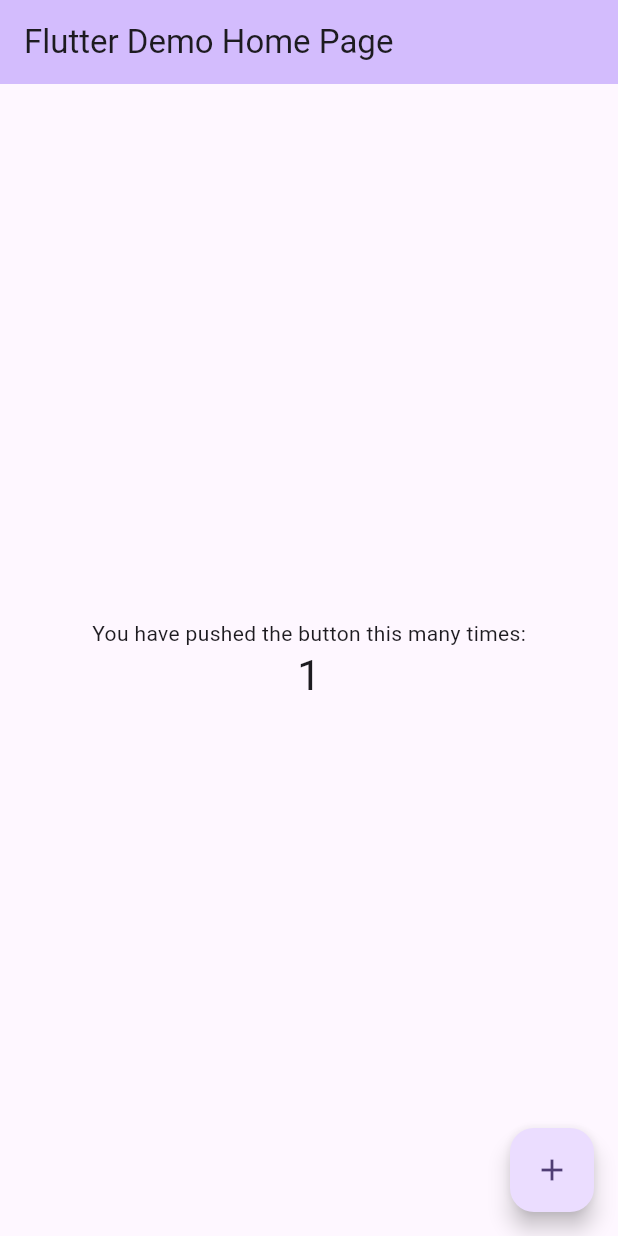
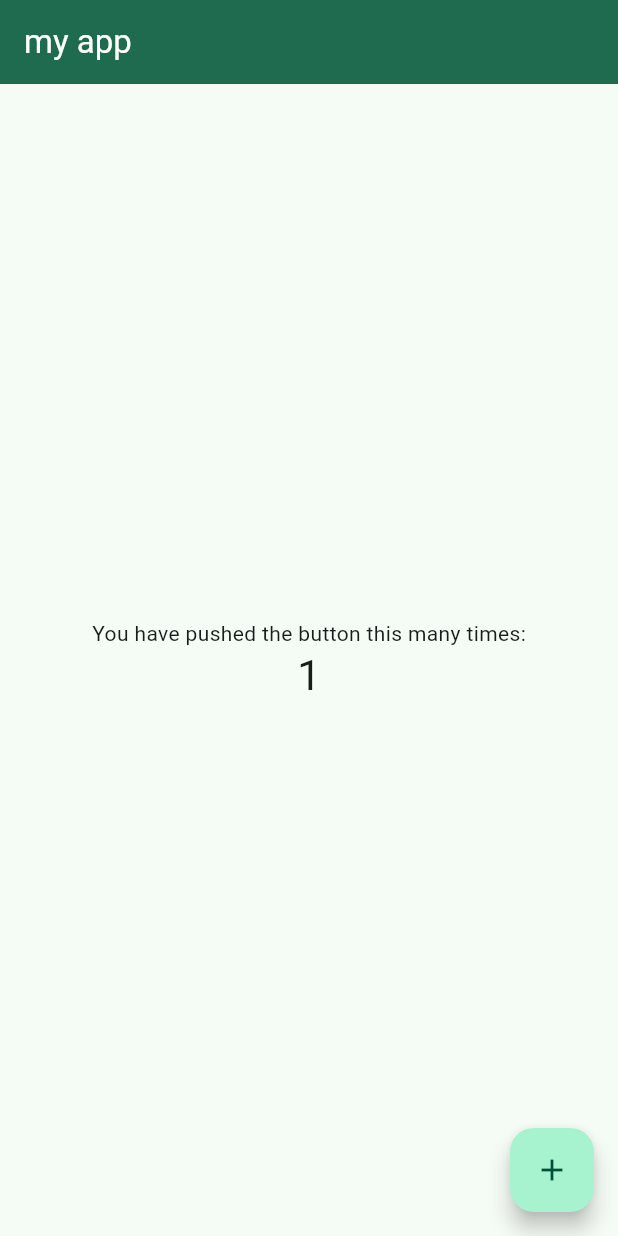
Before and after one commit to kungpotato/ghostbusters-app, a Flutter app: the screen it shows after launch, after a tap on the "add" icon, on a phone screen of 412 x 824 dp. Run offline on Flutter 3.47's test engine with Material 2 defaults, Android fonts, the phone set to English and light mode, and no system bars; our stand-ins replace adaptive_theme, flex_color_scheme.

Commit message:
initial theme

```diff
--- a/lib/main.dart
+++ b/lib/app/app.dart
@@ -1,28 +1,43 @@
+import 'package:adaptive_theme/adaptive_theme.dart';
 import 'package:flutter/material.dart';
+import 'package:ghostbustersshop/theme/app_theme.dart';
 
-void main() {
-  runApp(const MyApp());
+enum AppEnvironment { dev, stg, prod }
+
+class App extends StatefulWidget {
+  const App({required this.environment, this.adaptiveThemeMode, super.key});
+
+  final AppEnvironment environment;
+  final AdaptiveThemeMode? adaptiveThemeMode;
+
+  @override
+  State<App> createState() => _AppState();
 }
 
-class MyApp extends StatelessWidget {
-  const MyApp({super.key});
-
+class _AppState extends State<App> {
   // This widget is the root of your application.
   @override
   Widget build(BuildContext context) {
-    return MaterialApp(
-      title: 'Flutter Demo',
-      theme: ThemeData(
-        colorScheme: ColorScheme.fromSeed(seedColor: Colors.deepPurple),
-        useMaterial3: true,
+    return AdaptiveTheme(
+      light: lightTheme,
+      dark: darkTheme,
+      initial: widget.adaptiveThemeMode ?? AdaptiveThemeMode.system,
+      builder: (light, dark) => MaterialApp(
+        title: 'My App',
+        theme: light,
+        darkTheme: dark,
+        onGenerateRoute: (settings) => MaterialPageRoute(
+            builder: (context) => const MyHomePage(
+                  title: 'my app',
+                )),
       ),
-      home: const MyHomePage(title: 'Flutter Demo Home Page'),
     );
   }
 }
 
 class MyHomePage extends StatefulWidget {
   const MyHomePage({super.key, required this.title});
+
   final String title;
 
   @override
@@ -42,7 +57,6 @@ class _MyHomePageState extends State<MyHomePage> {
   Widget build(BuildContext context) {
     return Scaffold(
       appBar: AppBar(
-        backgroundColor: Theme.of(context).colorScheme.inversePrimary,
         title: Text(widget.title),
       ),
       body: Center(
--- /dev/null
+++ b/lib/main_dev.dart
@@ -0,0 +1,10 @@
+import 'package:adaptive_theme/adaptive_theme.dart';
+import 'package:flutter/material.dart';
+import 'package:ghostbustersshop/app/app.dart';
+
+void main() async {
+  WidgetsFlutterBinding.ensureInitialized();
+  final savedThemeMode = await AdaptiveTheme.getThemeMode();
+  runApp(
+      App(environment: AppEnvironment.dev, adaptiveThemeMode: savedThemeMode));
+}
--- /dev/null
+++ b/lib/theme/app_theme.dart
@@ -0,0 +1,152 @@
+import 'package:flex_color_scheme/flex_color_scheme.dart';
+import 'package:flutter/material.dart';
+
+final lightTheme = FlexThemeData.light(
+  colors: const FlexSchemeColor(
+    primary: Color(0xff00815d),
+    primaryContainer: Color(0xffd5ffd6),
+    secondary: Color(0xff0b6b00),
+    secondaryContainer: Color(0xffe4ffdc),
+    tertiary: Color(0xff007a58),
+    tertiaryContainer: Color(0xffc3ffdd),
+    appBarColor: Color(0xffe4ffdc),
+    error: Color(0xff00b020),
+  ),
+  surfaceMode: FlexSurfaceMode.highScaffoldLowSurface,
+  blendLevel: 22,
+  appBarStyle: FlexAppBarStyle.primary,
+  bottomAppBarElevation: 1,
+  lightIsWhite: true,
+  subThemesData: const FlexSubThemesData(
+    useTextTheme: true,
+    useM2StyleDividerInM3: true,
+    elevatedButtonSchemeColor: SchemeColor.onPrimaryContainer,
+    elevatedButtonSecondarySchemeColor: SchemeColor.primaryContainer,
+    segmentedButtonSchemeColor: SchemeColor.primary,
+    inputDecoratorSchemeColor: SchemeColor.primary,
+    inputDecoratorBackgroundAlpha: 21,
+    inputDecoratorRadius: 8,
+    inputDecoratorUnfocusedHasBorder: false,
+    inputDecoratorPrefixIconSchemeColor: SchemeColor.primary,
+    fabSchemeColor: SchemeColor.tertiary,
+    popupMenuRadius: 6,
+    popupMenuElevation: 4,
+    dialogRadius: 20,
+    dialogElevation: 3,
+    datePickerDialogRadius: 20,
+    timePickerDialogRadius: 20,
+    snackBarBackgroundSchemeColor: SchemeColor.inverseSurface,
+    drawerIndicatorSchemeColor: SchemeColor.primary,
+    bottomSheetRadius: 20,
+    bottomSheetElevation: 2,
+    bottomSheetModalElevation: 3,
+    bottomNavigationBarMutedUnselectedLabel: false,
+    bottomNavigationBarMutedUnselectedIcon: false,
+    bottomNavigationBarBackgroundSchemeColor: SchemeColor.surfaceVariant,
+    bottomNavigationBarType: BottomNavigationBarType.fixed,
+    menuRadius: 6,
+    menuElevation: 4,
+    menuBarRadius: 0,
+    menuBarElevation: 1,
+    navigationBarSelectedLabelSchemeColor: SchemeColor.primary,
+    navigationBarMutedUnselectedLabel: false,
+    navigationBarSelectedIconSchemeColor: SchemeColor.background,
+    navigationBarMutedUnselectedIcon: false,
+    navigationBarIndicatorSchemeColor: SchemeColor.primary,
+    navigationBarIndicatorOpacity: 1,
+    navigationBarBackgroundSchemeColor: SchemeColor.background,
+    navigationBarElevation: 1,
+    navigationRailSelectedLabelSchemeColor: SchemeColor.primary,
+    navigationRailMutedUnselectedLabel: false,
+    navigationRailSelectedIconSchemeColor: SchemeColor.background,
+    navigationRailMutedUnselectedIcon: false,
+    navigationRailIndicatorSchemeColor: SchemeColor.primary,
+    navigationRailIndicatorOpacity: 1,
+  ),
+  keyColors: const FlexKeyColors(
+    useSecondary: true,
+    useTertiary: true,
+    keepPrimary: true,
+    keepSecondary: true,
+    keepTertiary: true,
+  ),
+  tones: FlexTones.soft(Brightness.light).onMainsUseBW().onSurfacesUseBW(),
+  visualDensity: FlexColorScheme.comfortablePlatformDensity,
+  useMaterial3: true,
+  swapLegacyOnMaterial3: true,
+// To use the Playground font, add GoogleFonts package and uncomment
+// fontFamily: GoogleFonts.notoSans().fontFamily,
+);
+final darkTheme = FlexThemeData.dark(
+  colors: const FlexSchemeColor(
+    primary: Color(0xff9fc9ff),
+    primaryContainer: Color(0xff00325b),
+    secondary: Color(0xffffb59d),
+    secondaryContainer: Color(0xff872100),
+    tertiary: Color(0xff86d2e1),
+    tertiaryContainer: Color(0xff004e59),
+    appBarColor: Color(0xff872100),
+    error: Color(0xffcf6679),
+  ),
+  surfaceMode: FlexSurfaceMode.highBackgroundLowScaffold,
+  blendLevel: 40,
+  appBarStyle: FlexAppBarStyle.background,
+  bottomAppBarElevation: 2,
+  darkIsTrueBlack: true,
+  subThemesData: const FlexSubThemesData(
+    useTextTheme: true,
+    useM2StyleDividerInM3: true,
+    elevatedButtonSchemeColor: SchemeColor.onPrimaryContainer,
+    elevatedButtonSecondarySchemeColor: SchemeColor.primaryContainer,
+    segmentedButtonSchemeColor: SchemeColor.primary,
+    inputDecoratorSchemeColor: SchemeColor.primary,
+    inputDecoratorBackgroundAlpha: 43,
+    inputDecoratorRadius: 8,
+    inputDecoratorUnfocusedHasBorder: false,
+    inputDecoratorPrefixIconSchemeColor: SchemeColor.primary,
+    fabSchemeColor: SchemeColor.tertiary,
+    popupMenuRadius: 6,
+    popupMenuElevation: 4,
+    dialogRadius: 20,
+    dialogElevation: 3,
+    datePickerDialogRadius: 20,
+    timePickerDialogRadius: 20,
+    snackBarBackgroundSchemeColor: SchemeColor.inverseSurface,
+    drawerIndicatorSchemeColor: SchemeColor.primary,
+    bottomSheetRadius: 20,
+    bottomSheetElevation: 2,
+    bottomSheetModalElevation: 3,
+    bottomNavigationBarMutedUnselectedLabel: false,
+    bottomNavigationBarMutedUnselectedIcon: false,
+    bottomNavigationBarBackgroundSchemeColor: SchemeColor.surfaceVariant,
+    bottomNavigationBarType: BottomNavigationBarType.fixed,
+    menuRadius: 6,
+    menuElevation: 4,
+    menuBarRadius: 0,
+    menuBarElevation: 1,
+    navigationBarSelectedLabelSchemeColor: SchemeColor.primary,
+    navigationBarMutedUnselectedLabel: false,
+    navigationBarSelectedIconSchemeColor: SchemeColor.background,
+    navigationBarMutedUnselectedIcon: false,
+    navigationBarIndicatorSchemeColor: SchemeColor.primary,
+    navigationBarIndicatorOpacity: 1,
+    navigationBarBackgroundSchemeColor: SchemeColor.background,
+    navigationBarElevation: 1,
+    navigationRailSelectedLabelSchemeColor: SchemeColor.primary,
+    navigationRailMutedUnselectedLabel: false,
+    navigationRailSelectedIconSchemeColor: SchemeColor.background,
+    navigationRailMutedUnselectedIcon: false,
+    navigationRailIndicatorSchemeColor: SchemeColor.primary,
+    navigationRailIndicatorOpacity: 1,
+  ),
+  keyColors: const FlexKeyColors(
+    useSecondary: true,
+    useTertiary: true,
+  ),
+  tones: FlexTones.soft(Brightness.dark),
+  visualDensity: FlexColorScheme.comfortablePlatformDensity,
+  useMaterial3: true,
+  swapLegacyOnMaterial3: true,
+// To use the Playground font, add GoogleFonts package and uncomment
+// fontFamily: GoogleFonts.notoSans().fontFamily,
+);
--- a/pubspec.yaml
+++ b/pubspec.yaml
@@ -12,6 +12,8 @@ dependencies:
   flutter:
     sdk: flutter
   cupertino_icons: ^1.0.5
+  flex_color_scheme: ^7.2.0
+  adaptive_theme: ^3.3.0
 
 dev_dependencies:
   flutter_test:
```
Also changed, not shown: pubspec.lock, 1 other file.
